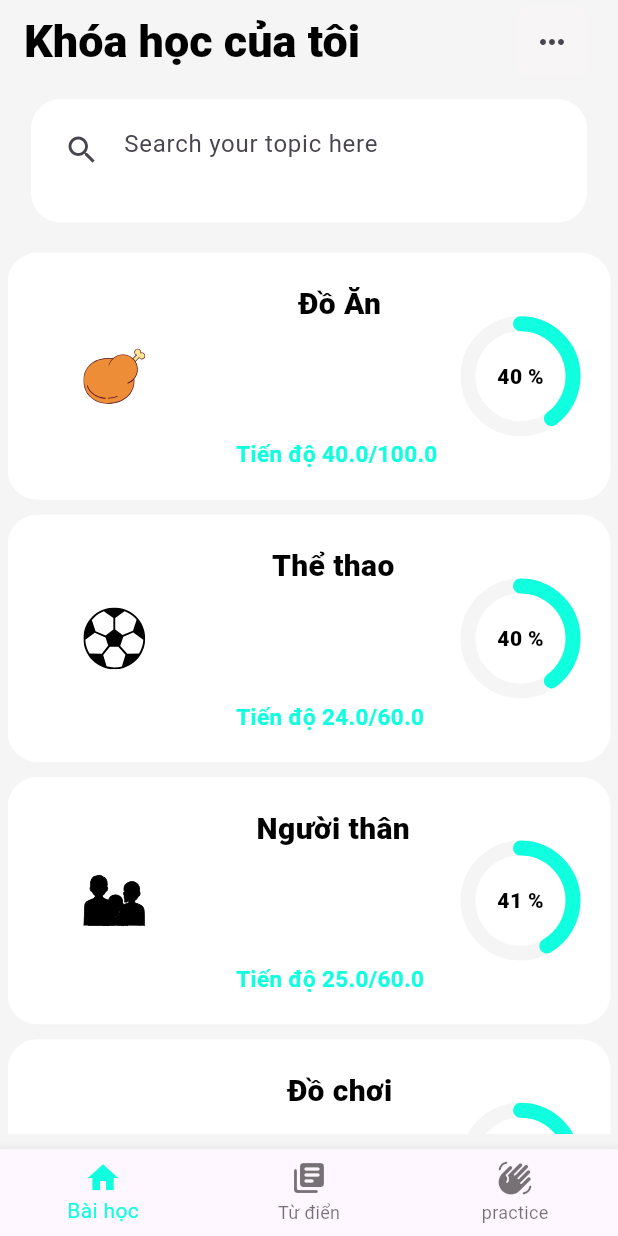
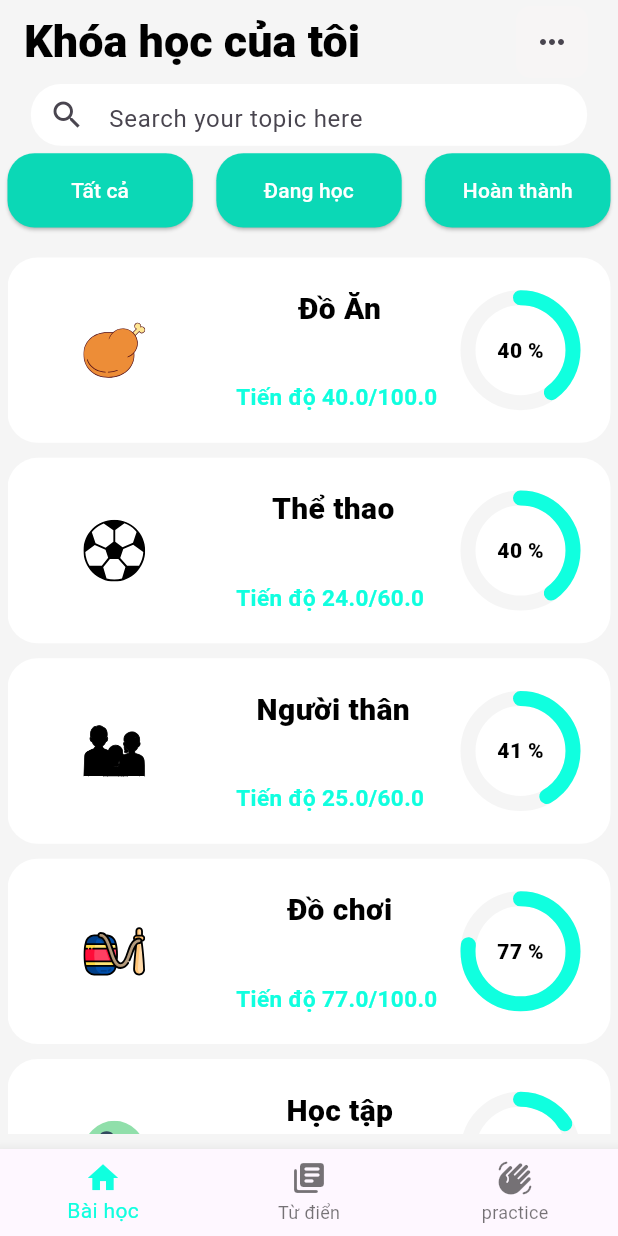
Before and after one commit to GDSC-UIT/LinkingSign-mobile, a Flutter app: the screen it shows after launch, on a phone screen of 412 x 824 dp. Run offline on Flutter 3.47's test engine with Material 3 defaults, Android fonts, the phone set to English and light mode, and no system bars; drawn by our look-alikes of percent_indicator; our stand-ins replace camera, flutter_svg, get, searchfield, youtube_player_flutter; missing offline and left inert: dart:ffi.

Commit message:
add 3 buttons options in lesson view

```diff
--- a/lib/main.dart
+++ b/lib/main.dart
@@ -1,5 +1,6 @@
 import 'package:camera/camera.dart';
 import 'package:flutter/material.dart';
+import 'package:get/get_navigation/src/root/get_material_app.dart';
 import 'package:vsa_mobile/const/color.dart';
 import 'package:vsa_mobile/screens/my_home.dart';
 
@@ -25,7 +26,7 @@ class MyApp extends StatelessWidget {
   // This widget is the root of your application.
   @override
   Widget build(BuildContext context) {
-    return MaterialApp(
+    return GetMaterialApp(
       title: 'Flutter Demo',
       theme: ThemeData(
         // colorScheme: ColorScheme.fromSeed(
@@ -37,7 +38,7 @@ class MyApp extends StatelessWidget {
       ),
       home: MyHomePage(
         title: 'Khóa học của tôi',
-        firstCamera: firstCamera,
+        currentScreenNumber: 0,
       ),
       debugShowCheckedModeBanner: false,
     );
--- a/lib/screens/dictionary_view.dart
+++ b/lib/screens/dictionary_view.dart
@@ -33,7 +33,7 @@ class DictionaryView extends StatelessWidget {
           width: 0.9 * screen_width,
           height: screen_height < horizontalHeight
               ? 0.2 * screen_height
-              : 0.1 * screen_height,
+              : 0.05 * screen_height,
           hintText: "Search your words here....",
         ),
         const Expanded(child: DictionaryList()),
--- a/lib/screens/lesson_view.dart
+++ b/lib/screens/lesson_view.dart
@@ -2,6 +2,7 @@ import 'package:flutter/material.dart';
 import 'package:searchfield/searchfield.dart';
 import 'package:vsa_mobile/const/color.dart';
 import 'package:vsa_mobile/const/const_dimension.dart';
+import 'package:vsa_mobile/widgets/practice_button.dart';
 import 'package:vsa_mobile/widgets/searching_bar.dart';
 import 'package:vsa_mobile/widgets/text_button_custom.dart';
 import 'package:vsa_mobile/widgets/word_topics_list.dart';
@@ -19,42 +20,24 @@ class LessonView extends StatelessWidget {
         SearchingBar(
           width: 0.9 * screen_width,
           height: screen_height < horizontalHeight
-              ? 0.2 * screen_height
-              : 0.1 * screen_height,
+              ? 0.1 * screen_height
+              : 0.05 * screen_height,
           hintText: "Search your topic here",
         ),
+        Row(
+          mainAxisAlignment: MainAxisAlignment.spaceBetween,
+          children: [
+            // practiceButton("Tất cả", ColorClass.darkMainColor, Colors.white,
+            //     screen_width * 1.5, screen_height * 1.5, () {}),
+            PracticeButton("Tất cả", screen_width * 1.5, screen_height * 1.5,
+                ColorClass.darkMainColor, Colors.white, () {}),
 
-        // SingleChildScrollView(
-        //   scrollDirection: Axis.horizontal,
-        //   child: Row(
-        //     children: [
-        //       TextButtonCustom(
-        //         title: "Tất cả",
-        //         Function: () {},
-        //         width: screen_width / 3 - 5,
-        //         height: 40,
-        //         buttonColor: ColorClass.mainColor,
-        //         textColor: Colors.black,
-        //       ),
-        //       TextButtonCustom(
-        //         title: "Đang học",
-        //         Function: () {},
-        //         width: screen_width / 3 - 5,
-        //         height: 40,
-        //         buttonColor: Colors.white,
-        //         textColor: Colors.white,
-        //       ),
-        //       TextButtonCustom(
-        //         title: "Hoàn thành",
-        //         Function: () {},
-        //         width: screen_width / 3 - 5,
-        //         height: 40,
-        //         buttonColor: ColorClass.mainColor,
-        //         textColor: Colors.white,
-        //       ),
-        //     ],
-        //   ),
-        // ),
+            PracticeButton("Đang học", screen_width * 1.5, screen_height * 1.5,
+                ColorClass.darkMainColor, Colors.white, () {}),
+            practiceButton("Hoàn thành", ColorClass.darkMainColor, Colors.white,
+                screen_width * 1.5, screen_height * 1.5, () {}),
+          ],
+        ),
         const Expanded(child: WordTopicList()),
       ],
     );
--- a/lib/screens/my_home.dart
+++ b/lib/screens/my_home.dart
@@ -9,15 +9,17 @@ import 'package:vsa_mobile/widgets/my_camera.dart';
 import 'package:vsa_mobile/widgets/word_topics_list.dart';
 
 class MyHomePage extends StatefulWidget {
+  int currentScreenNumber = 0;
   String title;
-  CameraDescription firstCamera;
-  MyHomePage({super.key, required this.title, required this.firstCamera});
+
+  MyHomePage(
+      {super.key, required this.title, required this.currentScreenNumber});
   @override
   State<MyHomePage> createState() => _MyHomePageState();
 }
 // Obtain a list of the available cameras on the device.
 
-int currentScreenNumber = 0;
+// int currentScreenNumber = 0;
 
 class _MyHomePageState extends State<MyHomePage> {
   @override
@@ -57,14 +59,14 @@ class _MyHomePageState extends State<MyHomePage> {
         ],
         backgroundColor: ColorClass.myBackground,
       ),
-      body: widgetList.elementAt(currentScreenNumber),
+      body: widgetList.elementAt(widget.currentScreenNumber),
       bottomNavigationBar: BottomNavigationBar(
           type: BottomNavigationBarType.fixed,
-          currentIndex: currentScreenNumber,
+          currentIndex: widget.currentScreenNumber,
           selectedItemColor: ColorClass.mainColor,
           onTap: (index) {
             setState(() {
-              currentScreenNumber = index;
+              widget.currentScreenNumber = index;
               if (index == 0) {
                 widget.title = "Khóa học của bạn";
               } else if (index == 1) {
--- a/lib/screens/words_in_topic_view.dart
+++ b/lib/screens/words_in_topic_view.dart
@@ -47,7 +47,7 @@ class _WordsInTopicState extends State<WordsInTopic> {
               itemBuilder: (BuildContext context, int index) {
                 var key = widget.topic_name;
                 final titleField =
-                    controller.topic_word_pair["$key"]?.elementAt(index);
+                    controller.topic_word_pair[key]?.elementAt(index);
                 return WordCard(
                     title_field: titleField,
                     start_index: index,
--- /dev/null
+++ b/lib/widgets/practice_button.dart
@@ -0,0 +1,77 @@
+import 'package:flutter/material.dart';
+import 'package:get/get.dart';
+import 'package:vsa_mobile/const/const_dimension.dart';
+import 'package:vsa_mobile/screens/my_home.dart';
+
+Widget practiceButton(String title, Color BGcolor, Color textColor,
+    double screen_width, double screen_height, Function onPressed) {
+  return Padding(
+    padding: const EdgeInsets.only(right: 5, top: 5, left: 5),
+    child: SizedBox(
+      width: screen_height < horizontalHeight
+          ? screen_width * 0.05
+          : screen_width * 0.2,
+      height: screen_height < horizontalHeight ? 100 : screen_height * 0.04,
+      child: ElevatedButton(
+        onPressed: () {
+          Get.to(MyHomePage(title: "Luyện tập", currentScreenNumber: 2));
+        },
+        style: ElevatedButton.styleFrom(
+            backgroundColor: BGcolor,
+            shape: RoundedRectangleBorder(
+              borderRadius: BorderRadius.circular(18.0),
+            )),
+        child: Text(title,
+            style: TextStyle(color: textColor), textAlign: TextAlign.center),
+      ),
+    ),
+  );
+}
+
+class PracticeButton extends StatefulWidget {
+  // const PracticeButton({super.key});
+  String title;
+  double screen_width;
+  double screen_height;
+  Color BGcolor;
+  Color textColor;
+  Function onPressed;
+
+  PracticeButton(this.title, this.screen_width, this.screen_height,
+      this.BGcolor, this.textColor, this.onPressed);
+  @override
+  State<PracticeButton> createState() => _PracticeButtonState();
+}
+
+class _PracticeButtonState extends State<PracticeButton> {
+  @override
+  Widget build(BuildContext context) {
+    return Padding(
+      padding: const EdgeInsets.only(right: 5, top: 5, left: 5),
+      child: SizedBox(
+        width: widget.screen_height < horizontalHeight
+            ? widget.screen_width * 0.05
+            : widget.screen_width * 0.2,
+        height: widget.screen_height < horizontalHeight
+            ? 100
+            : widget.screen_height * 0.04,
+        child: ElevatedButton(
+          onPressed: () {
+            setState(() {
+              widget.BGcolor = Colors.white;
+              widget.textColor = Colors.black;
+            });
+          },
+          style: ElevatedButton.styleFrom(
+              backgroundColor: widget.BGcolor,
+              shape: RoundedRectangleBorder(
+                borderRadius: BorderRadius.circular(18.0),
+              )),
+          child: Text(widget.title,
+              style: TextStyle(color: widget.textColor),
+              textAlign: TextAlign.center),
+        ),
+      ),
+    );
+  }
+}
--- a/lib/widgets/searching_bar.dart
+++ b/lib/widgets/searching_bar.dart
@@ -23,15 +23,17 @@ class _SearchingBarState extends State<SearchingBar> {
     return Container(
       width: widget.width,
       height: widget.height,
-      padding: const EdgeInsets.all(10),
-      margin: const EdgeInsets.only(top: 10),
+      // padding: const EdgeInsets.all(10),
+      // margin: const EdgeInsets.only(top: 10),
       decoration: BoxDecoration(
           color: Colors.white, borderRadius: BorderRadius.circular(20)),
+      alignment: Alignment.bottomCenter,
       child: TextField(
         decoration: InputDecoration(
-            border: InputBorder.none,
-            hintText: widget.hintText,
-            prefixIcon: Icon(Icons.search)),
+          border: InputBorder.none,
+          hintText: widget.hintText,
+          prefixIcon: const Icon(Icons.search),
+        ),
       ),
     );
   }
--- a/lib/widgets/word_card.dart
+++ b/lib/widgets/word_card.dart
@@ -12,7 +12,8 @@ class WordCard extends StatelessWidget {
   final String title_field;
   final int start_index;
   WordCard(
-      {required this.title_field,
+      {super.key,
+      required this.title_field,
       required this.start_index,
       required this.screen_width,
       required this.screen_height,
--- a/lib/widgets/word_topic_card.dart
+++ b/lib/widgets/word_topic_card.dart
@@ -44,7 +44,7 @@ class WordTopicCard extends StatelessWidget {
               borderRadius: BorderRadius.circular(20)),
           width: screen_width * 0.6,
           height:
-              screen_height < 400 ? screen_height * 0.3 : screen_height * 0.2,
+              screen_height < 400 ? screen_height * 0.3 : screen_height * 0.15,
           child: Row(
             // crossAxisAlignment: CrossAxisAlignment.start,
             mainAxisAlignment: MainAxisAlignment.spaceBetween,
```
Also changed, not shown: lib/screens/learning_view.dart (+14 -45 lines), lib/screens/practice_view.dart (+11 -6 lines), lib/widgets/example_image.dart (added, +11 -0 lines).
